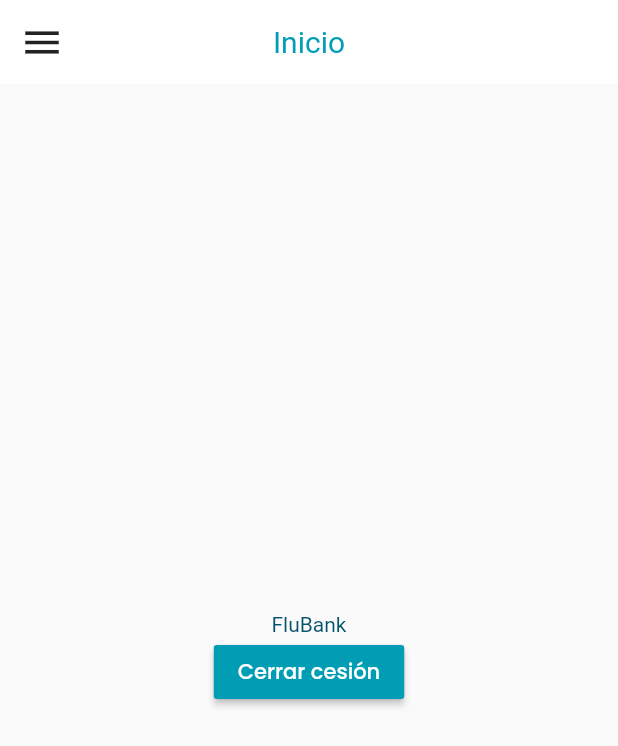
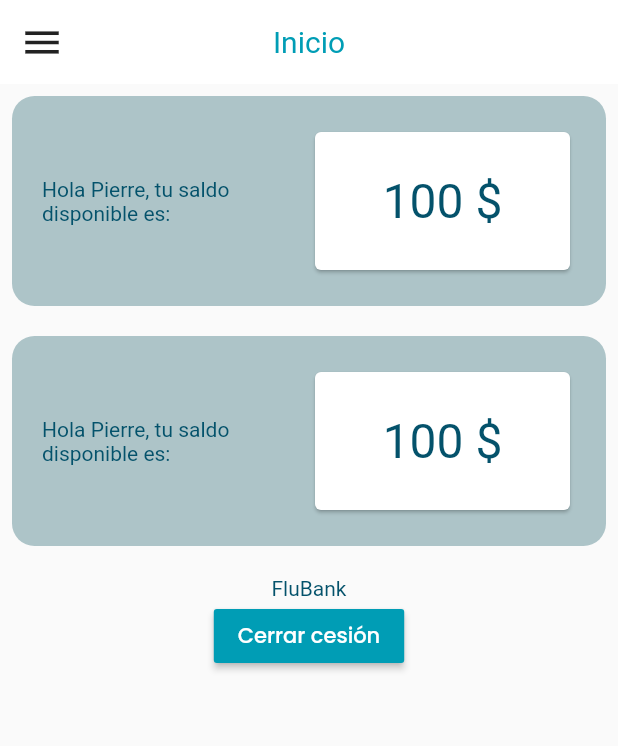
Before and after one commit to cerberodev/flubank, a Flutter app: the HomeScreen screen opened by its route, on a phone screen of 412 x 824 dp. Shown: the top 746 px of the screen. Run offline on Flutter 3.47's test engine with Material 2 defaults, Android fonts, the phone set to English and light mode, and no system bars; our stand-ins replace google_fonts.

Commit message:
Adding Widget Amount

```diff
--- a/lib/ui/screens/home/home_screen.dart
+++ b/lib/ui/screens/home/home_screen.dart
@@ -1,4 +1,5 @@
 import 'package:flubank/ui/shared/constants.dart';
+import 'package:flubank/ui/widgets/amount.dart';
 import 'package:flutter/material.dart';
 
 class HomeScreen extends StatelessWidget {
@@ -12,12 +13,22 @@ class HomeScreen extends StatelessWidget {
       appBar: AppBar(
         title: Text('Inicio'),
       ),
-      body: Container(
-        width: double.infinity,
+      body: Padding(
+        padding: const EdgeInsets.all(8.0),
         child: Column(
-          crossAxisAlignment: CrossAxisAlignment.center,
-          mainAxisAlignment: MainAxisAlignment.center,
           children: [
+            Amount(
+              'Hola Pierre, tu saldo disponible es:',
+              '100',
+              '\$',
+            ),
+            const SizedBox(height: 20),
+            Amount(
+              'Hola Pierre, tu saldo disponible es:',
+              '100',
+              '\$',
+            ),
+            const SizedBox(height: 20),
             Text('FluBank'),
             RaisedButton(
               color: AppColors.mainColor,
--- /dev/null
+++ b/lib/ui/widgets/amount.dart
@@ -0,0 +1,40 @@
+import 'package:flubank/ui/shared/constants.dart';
+import 'package:flutter/material.dart';
+
+class Amount extends StatelessWidget {
+  const Amount(this.title, this.amount, this.currency);
+
+  final String title;
+  final String amount;
+  final String currency;
+
+  @override
+  Widget build(BuildContext context) {
+    return Container(
+      width: double.infinity,
+      decoration: BoxDecoration(
+          borderRadius: BorderRadius.circular(15),
+          color: AppColors.accentColor),
+      padding: EdgeInsets.all(20),
+      child: Row(
+        children: [
+          Expanded(
+            child: Text(title),
+          ),
+          Expanded(
+            child: Container(
+              height: 100,
+              child: Card(
+                child: Center(
+                    child: Text(
+                  '$amount ' + '$currency',
+                  style: TextStyle(fontSize: 32),
+                )),
+              ),
+            ),
+          )
+        ],
+      ),
+    );
+  }
+}
```
